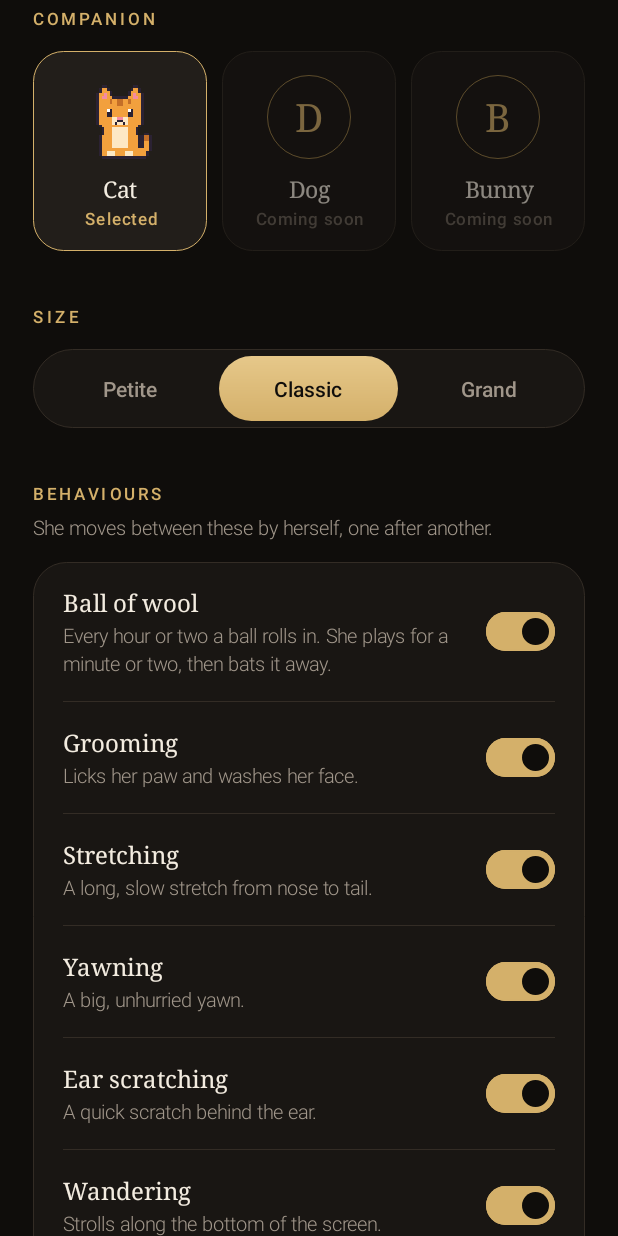
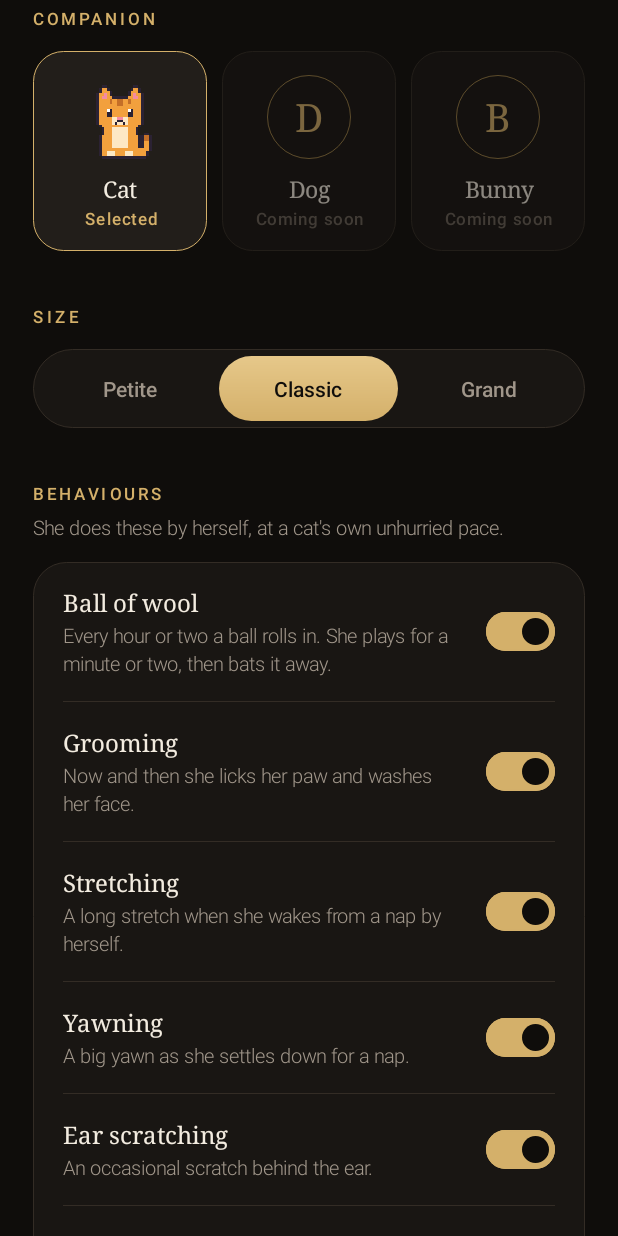
Before and after one commit to prathamGiri/screen-buddy, an Android app: the screen it shows after launch (MainActivity), scrolled down 576 dp, on a phone screen of 412 x 824 dp. Run offline under Robolectric (Android 15) with nearby library versions, the phone set to English and light mode, and no system bars.

```diff
--- a/app/src/main/kotlin/dev/screenbuddy/CatHost.kt
+++ b/app/src/main/kotlin/dev/screenbuddy/CatHost.kt
@@ -106,9 +106,7 @@ class CatHost(
         cat.chaseEnabled = false
         cat.enabled = Prefs.behaviors(prefs)
         // drop in from above the floor
-        cat.dragStart()
-        cat.dragTo(cat.x, cat.floor - size * 4f)
-        cat.dragEnd(0f, 0f)
+        cat.dropIn(size * 3f)
         val v = SpriteView(context, this)
         lp.x = cat.x.roundToInt()
         lp.y = cat.y.roundToInt()
--- a/app/src/main/kotlin/dev/screenbuddy/MainActivity.kt
+++ b/app/src/main/kotlin/dev/screenbuddy/MainActivity.kt
@@ -89,7 +89,7 @@ class MainActivity : Activity() {
 
         // --- behaviours ---
         add(Lux.eyebrow(this, "Behaviours"), 36f)
-        add(Lux.text(this, "She moves between these by herself, one after another.", 13f, Lux.MUTED, Lux.LIGHT), 6f)
+        add(Lux.text(this, "She does these by herself, at a cat's own unhurried pace.", 13f, Lux.MUTED, Lux.LIGHT), 6f)
         add(behaviours(), 14f)
 
         // --- gestures ---
@@ -270,12 +270,12 @@ class MainActivity : Activity() {
     private fun behaviours(): View {
         val items = listOf(
             Triple(Behavior.BALL, "Ball of wool", "Every hour or two a ball rolls in. She plays for a minute or two, then bats it away."),
-            Triple(Behavior.GROOM, "Grooming", "Licks her paw and washes her face."),
-            Triple(Behavior.STRETCH, "Stretching", "A long, slow stretch from nose to tail."),
-            Triple(Behavior.YAWN, "Yawning", "A big, unhurried yawn."),
-            Triple(Behavior.SCRATCH, "Ear scratching", "A quick scratch behind the ear."),
+            Triple(Behavior.GROOM, "Grooming", "Now and then she licks her paw and washes her face."),
+            Triple(Behavior.STRETCH, "Stretching", "A long stretch when she wakes from a nap by herself."),
+            Triple(Behavior.YAWN, "Yawning", "A big yawn as she settles down for a nap."),
+            Triple(Behavior.SCRATCH, "Ear scratching", "An occasional scratch behind the ear."),
             Triple(Behavior.WANDER, "Wandering", "Strolls along the bottom of the screen."),
-            Triple(Behavior.NAP, "Napping", "Curls up for a nap when left alone."),
+            Triple(Behavior.NAP, "Napping", "Curls up for a long nap when left alone."),
             Triple(Behavior.KEYBOARD, "Keyboard visits", "Hops up onto the keyboard while you type."),
             Triple(Behavior.NOTICE, "Curiosity", "Perks up now and then when you touch the screen."),
         )
--- a/app/src/main/kotlin/dev/screenbuddy/PreviewView.kt
+++ b/app/src/main/kotlin/dev/screenbuddy/PreviewView.kt
@@ -25,27 +25,31 @@ import kotlin.math.min
 @SuppressLint("ViewConstructor")
 class PreviewView(context: Context, private val onCaption: (String) -> Unit) : View(context) {
 
-    private class Act(val anim: Anim, val caption: String, val seconds: Float, val needs: Behavior?)
+    private class Act(val anim: Anim, val caption: String, val seconds: Float, val needs: Set<Behavior> = emptySet())
 
+    // the same order as on screen: grooming and scratching now and then, a yawn before a nap,
+    // and a stretch once she wakes up
     private val acts = listOf(
-        Act(Anim.IDLE, "Watching you", 3.5f, null),
-        Act(Anim.LICK, "Licking her paw", 2.5f, Behavior.GROOM),
-        Act(Anim.WASH, "Washing her face", 2f, Behavior.GROOM),
-        Act(Anim.YAWN, "Yawning", 2.4f, Behavior.YAWN),
-        Act(Anim.IDLE, "Watching you", 2.5f, null),
-        Act(Anim.STRETCH, "Stretching", 3.4f, Behavior.STRETCH),
-        Act(Anim.SCRATCH, "Scratching an ear", 1.8f, Behavior.SCRATCH),
-        Act(Anim.WATCH, "Eyeing a ball of wool", 2.5f, Behavior.BALL),
-        Act(Anim.SWAT, "Batting the ball", 1.2f, Behavior.BALL),
-        Act(Anim.SLEEP, "Napping", 4f, Behavior.NAP),
+        Act(Anim.IDLE, "Watching you", 3.5f),
+        Act(Anim.LICK, "Licking her paw", 2.5f, setOf(Behavior.GROOM)),
+        Act(Anim.WASH, "Washing her face", 2f, setOf(Behavior.GROOM)),
+        Act(Anim.IDLE, "Watching you", 3f),
+        Act(Anim.SCRATCH, "Scratching an ear", 1.8f, setOf(Behavior.SCRATCH)),
+        Act(Anim.IDLE, "Getting sleepy", 2.5f, setOf(Behavior.NAP)),
+        Act(Anim.YAWN, "Yawning", 2.4f, setOf(Behavior.YAWN)),
+        Act(Anim.SLEEP, "Napping", 4.5f, setOf(Behavior.NAP)),
+        Act(Anim.STRETCH, "Waking with a stretch", 3.4f, setOf(Behavior.NAP, Behavior.STRETCH)),
+        Act(Anim.IDLE, "Watching you", 3f),
+        Act(Anim.WATCH, "Eyeing a ball of wool", 2.5f, setOf(Behavior.BALL)),
+        Act(Anim.SWAT, "Batting the ball", 1.2f, setOf(Behavior.BALL)),
     )
-    private val pet = Act(Anim.PET, "Purring", 1.8f, null)
+    private val pet = Act(Anim.PET, "Purring", 1.8f)
 
     /** The behaviours switched on; the preview only shows those. */
     var enabled: Set<Behavior> = Behavior.entries.toSet()
         set(value) {
             field = value
-            if (current.needs != null && current.needs !in value) next()
+            if (!value.containsAll(current.needs)) next()
         }
 
     private var index = 0
@@ -84,7 +88,7 @@ class PreviewView(context: Context, private val onCaption: (String) -> Unit) : V
         do {
             index = (index + 1) % acts.size
             tries++
-        } while (acts[index].needs != null && acts[index].needs !in enabled && tries <= acts.size)
+        } while (!enabled.containsAll(acts[index].needs) && tries <= acts.size)
         play(acts[index])
     }
 
--- a/core/src/main/kotlin/dev/screenbuddy/core/Behavior.kt
+++ b/core/src/main/kotlin/dev/screenbuddy/core/Behavior.kt
@@ -8,9 +8,10 @@ enum class Behavior {
     /** Lick a paw, then wash the face with it. */
     GROOM,
 
-    /** A long, slow stretch. */
+    /** A long, slow stretch, only on waking from a nap by herself. */
     STRETCH,
 
+    /** Yawn before settling down to sleep (now and then on its own if naps are off). */
     YAWN,
 
     /** Scratch behind an ear with a hind leg. */
@@ -26,10 +27,5 @@ enum class Behavior {
     NOTICE,
 
     /** Jump onto the on-screen keyboard while it is open. Handled by the app, which owns the floor. */
-    KEYBOARD;
-
-    companion object {
-        /** What she picks from while sitting around; each comes up once before any repeats. */
-        val ACTIVITIES = listOf(WANDER, GROOM, STRETCH, YAWN, SCRATCH)
-    }
+    KEYBOARD,
 }
```
Also changed, not shown: core/src/main/kotlin/dev/screenbuddy/core/CatBrain.kt (+107 -40 lines), 2 other files.
